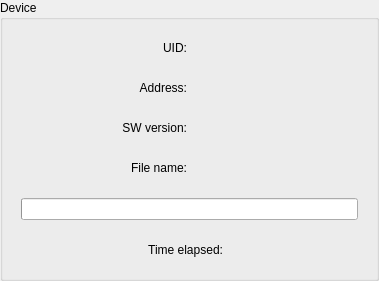
SundaySW/CAN_FW_Loader, file DeviceItemView/deviceitem.ui: the form before one commit.
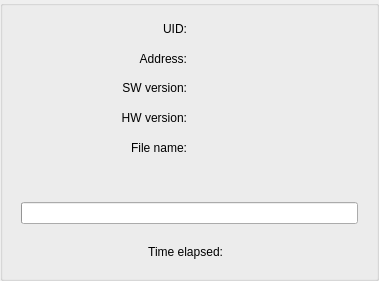
The form after the commit. Icons and pictures are not drawn.

```diff
--- a/DeviceItemView/deviceitem.ui
+++ b/DeviceItemView/deviceitem.ui
@@ -13,8 +13,11 @@
   <property name="windowTitle">
    <string>GroupBox</string>
   </property>
+  <property name="styleSheet">
+   <string notr="true"/>
+  </property>
   <property name="title">
-   <string>Device</string>
+   <string/>
   </property>
   <layout class="QVBoxLayout" name="verticalLayout_2">
    <item>
@@ -33,6 +36,9 @@
        </item>
        <item>
         <widget class="QLabel" name="uid_label">
+         <property name="styleSheet">
+          <string notr="true">color: #B0CB1F;</string>
+         </property>
          <property name="text">
           <string/>
          </property>
@@ -54,6 +60,9 @@
        </item>
        <item>
         <widget class="QLabel" name="addr_label">
+         <property name="styleSheet">
+          <string notr="true">color: #B0CB1F;</string>
+         </property>
          <property name="text">
           <string/>
          </property>
@@ -75,6 +84,33 @@
        </item>
        <item>
         <widget class="QLabel" name="sw_ver_label">
+         <property name="styleSheet">
+          <string notr="true">color: #B0CB1F;</string>
+         </property>
+         <property name="text">
+          <string/>
+         </property>
+        </widget>
+       </item>
+      </layout>
+     </item>
+     <item>
+      <layout class="QHBoxLayout" name="horizontalLayout_8">
+       <item>
+        <widget class="QLabel" name="label_3">
+         <property name="text">
+          <string>HW version:</string>
+         </property>
+         <property name="alignment">
+          <set>Qt::AlignRight|Qt::AlignTrailing|Qt::AlignVCenter</set>
+         </property>
+        </widget>
+       </item>
+       <item>
+        <widget class="QLabel" name="hw_ver_label">
+         <property name="styleSheet">
+          <string notr="true">color: #B0CB1F;</string>
+         </property>
          <property name="text">
           <string/>
          </property>
@@ -96,6 +132,36 @@
        </item>
        <item>
         <widget class="QLabel" name="file_name_label">
+         <property name="styleSheet">
+          <string notr="true">color: #B0CB1F;</string>
+         </property>
+         <property name="text">
+          <string/>
+         </property>
+        </widget>
+       </item>
+      </layout>
+     </item>
+     <item>
+      <layout class="QHBoxLayout" name="horizontalLayout_9">
+       <item>
+        <widget class="QLabel" name="req_addr_label">
+         <property name="styleSheet">
+          <string notr="true">color: #B0CB1F;</string>
+         </property>
+         <property name="text">
+          <string/>
+         </property>
+         <property name="alignment">
+          <set>Qt::AlignRight|Qt::AlignTrailing|Qt::AlignVCenter</set>
+         </property>
+        </widget>
+       </item>
+       <item>
+        <widget class="QLabel" name="req_sw_ver_label">
+         <property name="styleSheet">
+          <string notr="true">color: #B0CB1F;</string>
+         </property>
          <property name="text">
           <string/>
          </property>
```
Left out of the diff: 6 changed lines with no effect on the pictures.
